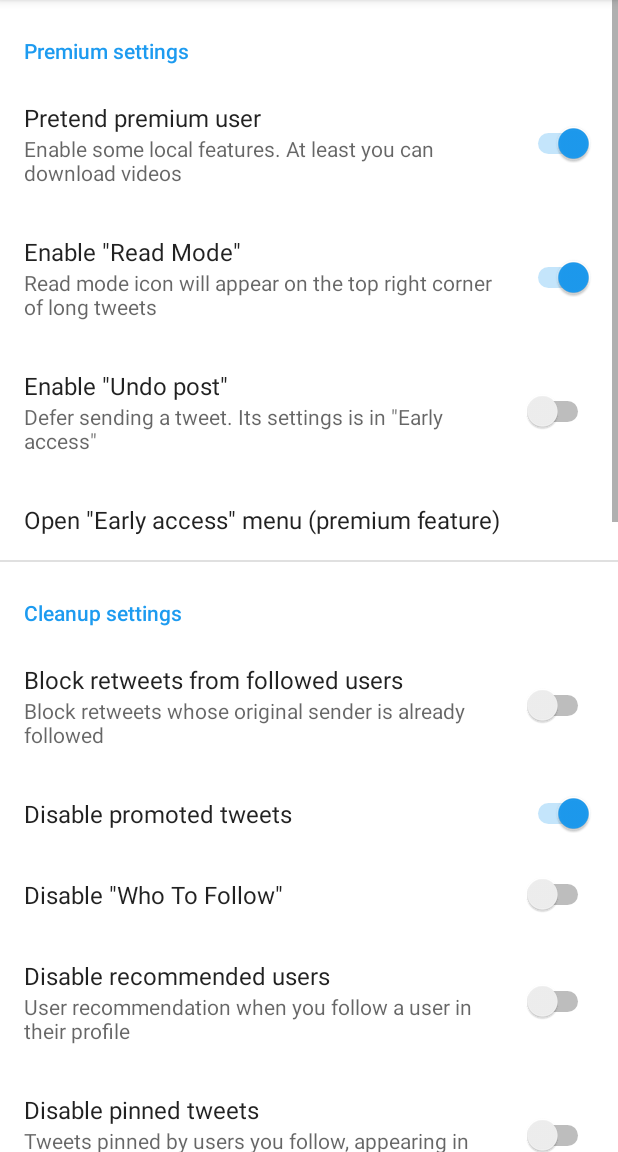
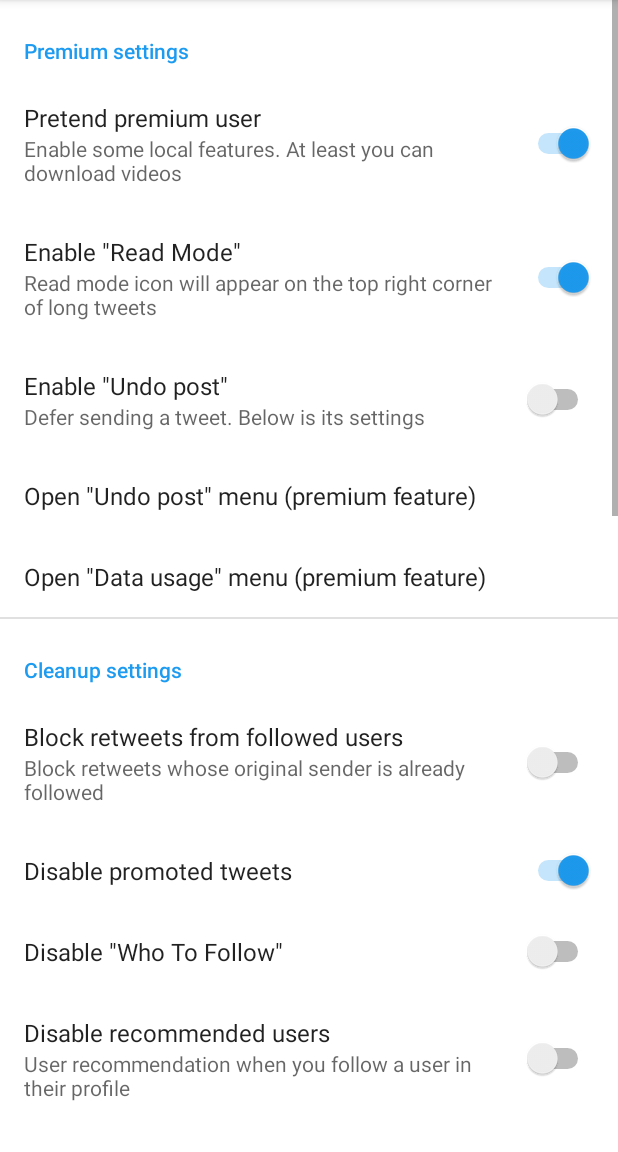
Before and after one commit to AliasQli/TwitterRecycle, an Android app: the SettingsActivity screen opened directly, with no data from a screen before it, on a phone screen of 412 x 824 dp, the part 84-1236 px from its top. Run offline under Robolectric (Android 15) with nearby library versions, the phone set to English and light mode, and no system bars; our stand-ins replace androidx.preference; libraries missing offline, so code that uses them is left out: com.highcapable.yukihookapi; 2 statements that could not run were skipped.

Commit message:
change prefs activity

```diff
--- a/app/src/main/java/com/recycle/twitter/data/Config.kt
+++ b/app/src/main/java/com/recycle/twitter/data/Config.kt
@@ -8,8 +8,8 @@ import com.recycle.twitter.R
 class Config(context: Context) {
     private val prefs = context.prefs().native()
 
-    val extrasMenuKey = context.getString(R.string.extras_menu_key)
-    val earlyAccessMenuKey = context.getString(R.string.early_access_menu_key)
+    val undoTweetMenuKey = context.getString(R.string.undo_tweet_menu_key)
+    val video1080pMenuKey = context.getString(R.string.video_1080p_menu_key)
 
     private val itemPretendPremium = PrefsData(
         context.getString(R.string.pretend_premium),
@@ -101,7 +101,7 @@ class Config(context: Context) {
         try {
             prefs.get(itemMinimumBitrate).toInt()
         } catch (_: NumberFormatException) {
-            context.getString(R.string.minimum_bitrate_def).toInt()
+            null
         }
     }
     val followingMark by Cache(allCache) { prefs.get(itemFollowingMark) }
--- a/app/src/main/java/com/recycle/twitter/hook/AdaptiveTrackSelectionHook.kt
+++ b/app/src/main/java/com/recycle/twitter/hook/AdaptiveTrackSelectionHook.kt
@@ -20,7 +20,7 @@ object AdaptiveTrackSelectionHook : Hook() {
             returnType(IntType)
         }.hook {
             after {
-                if (!config.useMinimumBitrate) return@after
+                if (!config.useMinimumBitrate || config.minimumBitrate == null) return@after
 
                 val getBitrate = { i: Int ->
                     val format = adaptiveTrackSelectionClass.method {
@@ -35,7 +35,7 @@ object AdaptiveTrackSelectionHook : Hook() {
                 var i = result as Int
                 while (i >= 0) {
                     val b = getBitrate(i)
-                    if (b >= config.minimumBitrate) {
+                    if (b >= config.minimumBitrate!!) {
                         result = i
                         return@after
                     }
--- a/app/src/main/res/values/prefs.xml
+++ b/app/src/main/res/values/prefs.xml
@@ -1,8 +1,8 @@
 <?xml version="1.0" encoding="utf-8"?>
 <resources>
     <string name="persistent_users_key" translatable="false">following_users</string>
-    <string name="extras_menu_key" translatable="false">extras_menu_key</string>
-    <string name="early_access_menu_key" translatable="false">early_access_menu_key</string>
+    <string name="undo_tweet_menu_key" translatable="false">undo_tweet_menu_key</string>
+    <string name="video_1080p_menu_key" translatable="false">video_1080p_menu_key</string>
 
     <string name="pretend_premium" translatable="false">pretend_premium</string>
     <bool name="pretend_premium_def">true</bool>
--- a/app/src/main/res/values/strings.xml
+++ b/app/src/main/res/values/strings.xml
@@ -10,9 +10,10 @@
     <string name="enable_read_mode_summary">Read mode icon will appear on the top right corner of long tweets</string>
 
     <string name="enable_undo_post_title">Enable \"Undo post\"</string>
-    <string name="enable_undo_post_summary">Defer sending a tweet. Its settings is in \"Early access\"</string>
+    <string name="enable_undo_post_summary">Defer sending a tweet. Below is its settings</string>
 
-    <string name="open_early_access_menu_title">Open \"Early access\" menu (premium feature)</string>
+    <string name="open_undo_tweet_menu_title">Open \"Undo post\" menu (premium feature)</string>
+    <string name="open_video_1080p_menu_title">Open \"Data usage\" menu (premium feature)</string>
 
     <string name="cleanup_settings_title">Cleanup settings</string>
 
--- a/app/src/main/res/xml/settings_screen.xml
+++ b/app/src/main/res/xml/settings_screen.xml
@@ -36,9 +36,17 @@
             android:layout_height="wrap_content"
             android:selectAllOnFocus="true"
             android:singleLine="true"
-            android:title="@string/open_early_access_menu_title"
+            android:title="@string/open_undo_tweet_menu_title"
             app:iconSpaceReserved="false"
-            app:key="@string/early_access_menu_key" />
+            app:key="@string/undo_tweet_menu_key" />
+        <EditTextPreference
+            android:layout_width="wrap_content"
+            android:layout_height="wrap_content"
+            android:selectAllOnFocus="true"
+            android:singleLine="true"
+            android:title="@string/open_video_1080p_menu_title"
+            app:iconSpaceReserved="false"
+            app:key="@string/video_1080p_menu_key" />
     </PreferenceCategory>
     <PreferenceCategory
         android:layout_width="wrap_content"
@@ -145,8 +153,7 @@
             android:defaultValue="@string/minimum_bitrate_def"
             android:title="@string/minimum_bitrate_title"
             app:iconSpaceReserved="false"
-            app:key="@string/minimum_bitrate"
-            app:useSimpleSummaryProvider="true" />
+            app:key="@string/minimum_bitrate" />
     </PreferenceCategory>
     <PreferenceCategory
         android:layout_width="wrap_content"
```
Also changed, not shown: app/src/main/java/com/recycle/twitter/hook/SettingsHook.kt (+6 -1 lines), app/src/main/java/com/recycle/twitter/ui/SettingsActivity.kt (+24 -21 lines), 1 other file.
